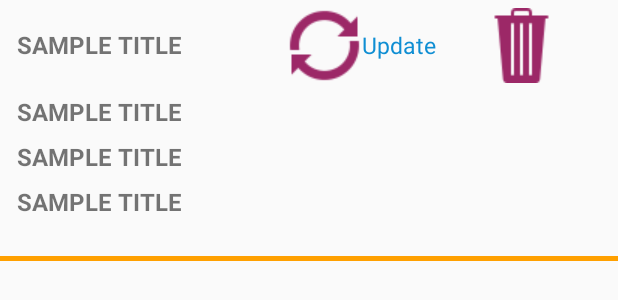
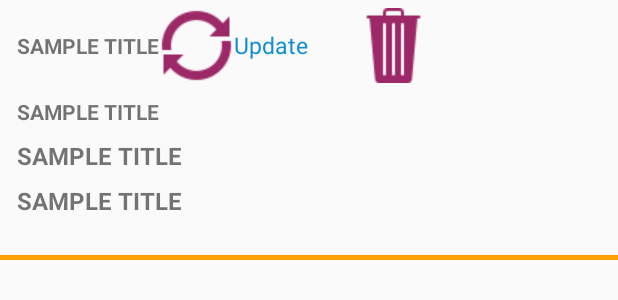
Before and after one commit to Chander-Shekhar-18/Print_India_Mart, an Android app: the layout list_item_mange.xml on its own in the app's theme, with its tools: preview values and no code run, on a phone screen of 412 x 824 dp. Shown: the top 300 px of the screen. Run offline under Robolectric (Android 15) with nearby library versions, the phone set to English and light mode, and no system bars; Roboto replaces fonts that are not available here.

Commit message:
25JanCommit

```diff
--- a/app/src/main/AndroidManifest.xml
+++ b/app/src/main/AndroidManifest.xml
@@ -71,6 +71,7 @@
             android:name=".Update_Logo"
             android:label="New Logo" />
 
+        <activity android:name=".EditProduct_Seller"/>
         <activity
             android:name=".Update_Banner"
             android:label="New Banner" />
--- a/app/src/main/java/com/zaptas/printindiamart/MainActivity.java
+++ b/app/src/main/java/com/zaptas/printindiamart/MainActivity.java
@@ -131,7 +131,7 @@ public class MainActivity extends AppCompatActivity
         slideModels.add(new SlideModel(R.drawable.slider7, ScaleTypes.FIT));
         slideModels.add(new SlideModel(R.drawable.slider3, ScaleTypes.FIT));
         slideModels.add(new SlideModel(R.drawable.slider4, ScaleTypes.FIT));
-        slideModels.add(new SlideModel(R.drawable.slider5, ScaleTypes.FIT));
+        slideModels.add(new SlideModel(R.drawable.cs, ScaleTypes.FIT));
         slideModels.add(new SlideModel(R.drawable.slider6, ScaleTypes.FIT));
 
         slider.setImageList(slideModels, ScaleTypes.FIT);
--- a/app/src/main/java/com/zaptas/printindiamart/ManageProduct.java
+++ b/app/src/main/java/com/zaptas/printindiamart/ManageProduct.java
@@ -47,6 +47,7 @@ import java.io.IOException;
 import java.util.ArrayList;
 import java.util.HashMap;
 
+import static android.content.Intent.FLAG_ACTIVITY_NEW_TASK;
 import static com.zaptas.printindiamart.MainActivity.user_id;
 import static com.zaptas.printindiamart.MainActivity.usertype;
 
@@ -667,7 +668,7 @@ public class ManageProduct extends AppCompatActivity {
             Toast.makeText(ManageProduct.context, apimsg, Toast.LENGTH_LONG).show();
             if (apierror.equals("false")) {
                 Intent intent = new Intent(ManageProduct.context, ManageProduct.class);
-
+                intent.setFlags(FLAG_ACTIVITY_NEW_TASK);
                 ManageProduct.context.startActivity(intent);
             }
           /*  dialog.dismiss();
--- a/app/src/main/res/layout/list_item_mange.xml
+++ b/app/src/main/res/layout/list_item_mange.xml
@@ -1,6 +1,5 @@
 <?xml version="1.0" encoding="utf-8"?>
 <LinearLayout xmlns:android="http://schemas.android.com/apk/res/android"
-    xmlns:app="http://schemas.android.com/tools"
     xmlns:ripple="http://schemas.android.com/apk/res-auto"
     android:layout_width="match_parent"
     android:layout_height="wrap_content"
@@ -20,19 +19,15 @@
             <TextView
                 android:id="@+id/itemTitle"
                 android:layout_width="wrap_content"
-
                 android:layout_height="wrap_content"
                 android:layout_alignParentStart="true"
                 android:layout_alignParentLeft="true"
                 android:paddingLeft="10dp"
-
                 android:paddingTop="4dp"
                 android:paddingBottom="4dp"
-
                 android:text="Sample title"
-
                 android:textAllCaps="true"
-                android:textSize="16sp"
+                android:textSize="14sp"
                 android:textStyle="bold" />
 
             <TextView
@@ -44,7 +39,6 @@
                 android:layout_marginTop="0dp"
                 android:drawableLeft="@drawable/update"
                 android:gravity="center"
-                android:paddingLeft="70dp"
                 android:paddingTop="4dp"
                 android:paddingRight="8dp"
                 android:paddingBottom="4dp"
@@ -54,7 +48,6 @@
 
             <TextView
                 android:id="@+id/itemTitle3"
-
                 android:layout_width="wrap_content"
                 android:layout_height="wrap_content"
                 android:layout_alignParentTop="true"
@@ -91,7 +84,7 @@
                 android:text="Sample title"
 
                 android:textAllCaps="true"
-                android:textSize="16sp"
+                android:textSize="14sp"
                 android:textStyle="bold" />
 
             <TextView
```
Also changed, not shown: app/src/main/res/layout/delet_product_dailog.xml (+19 -18 lines), app/src/main/res/drawable-v21/cs.png (added).
